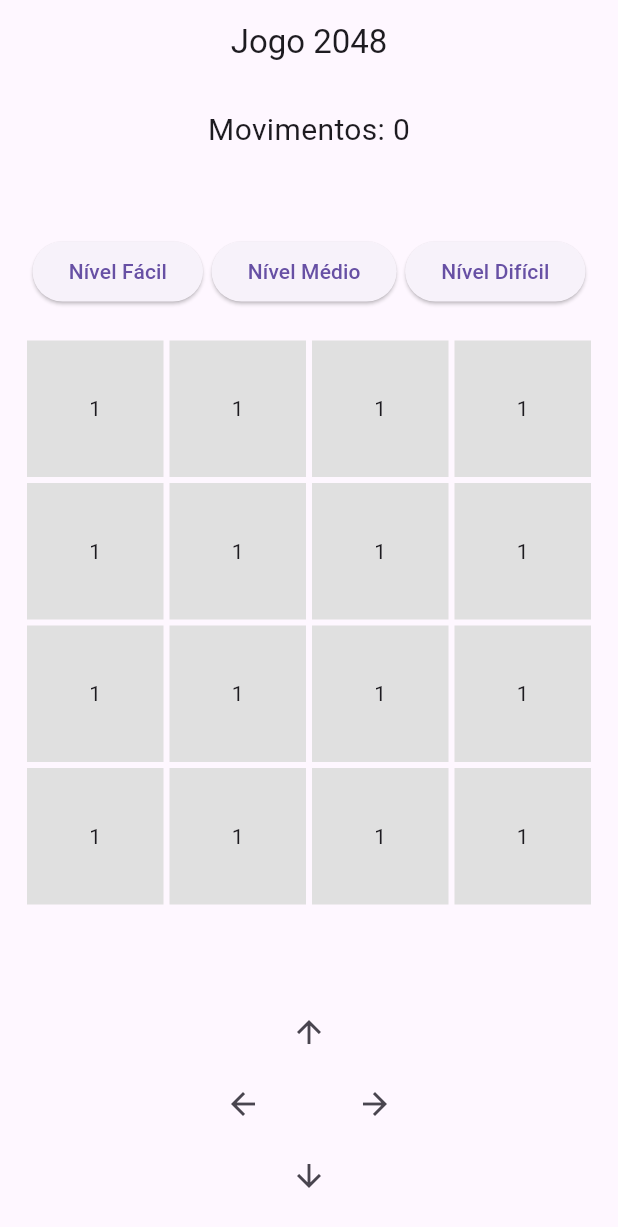
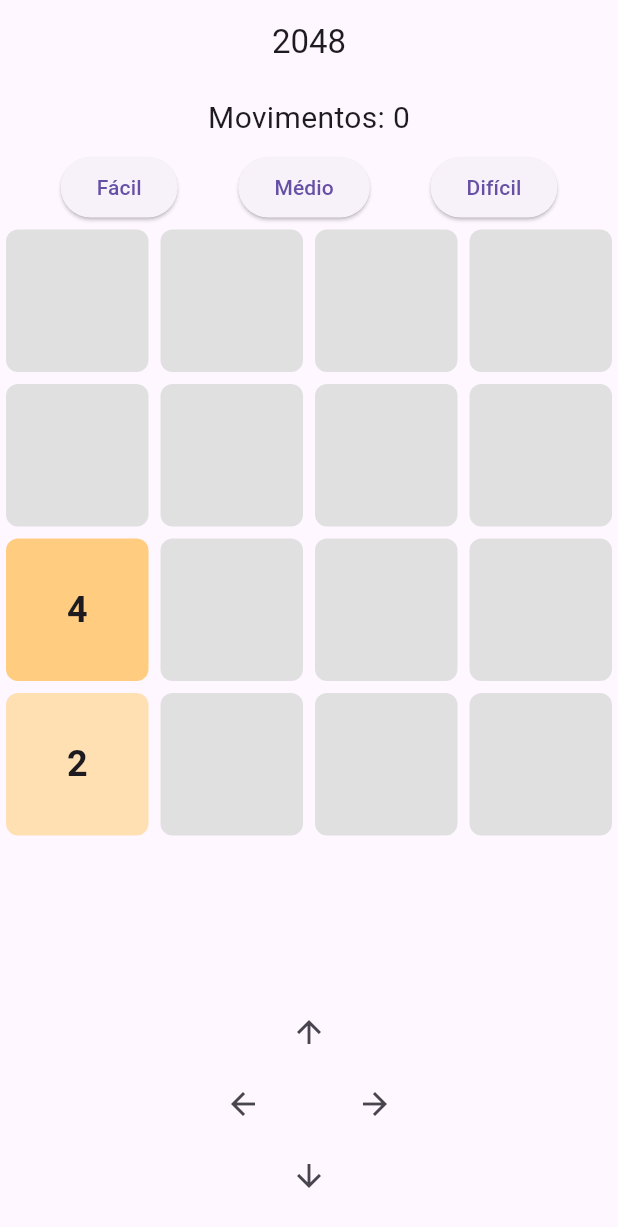
Before and after one commit to joaoscherer3/Projeto-Flutter-2048, a Flutter app: the screen it shows after launch, on a phone screen of 412 x 824 dp. Shown: the top 1227 px of the screen. Run offline on Flutter 3.47's test engine with Material 3 defaults, Android fonts, the phone set to English and light mode, and no system bars.

Commit message:
Add files via upload

```diff
--- a/lib/main.dart
+++ b/lib/main.dart
@@ -1,113 +1,196 @@
 import 'package:flutter/material.dart';
+import 'dart:math';
 
 void main() {
-  runApp(const Jogo2048App());
+  runApp(const MaterialApp(home: Jogo2048(), debugShowCheckedModeBanner: false));
 }
 
-class Jogo2048App extends StatelessWidget {
-  const Jogo2048App({super.key});
+class Jogo2048 extends StatefulWidget {
+  const Jogo2048({super.key});
+  @override
+  State<Jogo2048> createState() => _Jogo2048State();
+}
+
+class _Jogo2048State extends State<Jogo2048> {
+  int size = 4;
+  late List<List<int>> grid;
+  final random = Random();
+  int moves = 0;
 
   @override
-  Widget build(BuildContext context) {
-    return MaterialApp(
-      title: 'Jogo 2048',
-      home: const Jogo2048HomePage(),
-      debugShowCheckedModeBanner: false,
-    );
+  void initState() {
+    super.initState();
+    _startGame();
+  }
+
+  void _startGame() {
+    grid = List.generate(size, (_) => List.generate(size, (_) => 0));
+    moves = 0;
+    _addNew();
+    _addNew();
+  }
+
+  void _setLevel(int newSize) {
+    setState(() {
+      size = newSize;
+      _startGame();
+    });
+  }
+
+  void _addNew() {
+    var empty = <Point<int>>[];
+    for (var i = 0; i < size; i++) {
+      for (var j = 0; j < size; j++) {
+        if (grid[i][j] == 0) empty.add(Point(i, j));
+      }
+    }
+    if (empty.isNotEmpty) {
+      var p = empty[random.nextInt(empty.length)];
+      grid[p.x][p.y] = random.nextInt(10) < 9 ? 2 : 4;
     }
   }
 
-class Jogo2048HomePage extends StatefulWidget {
-  const Jogo2048HomePage({super.key});
-
-  @override
-  State<Jogo2048HomePage> createState() => _Jogo2048HomePageState();
+  bool _move(List<List<int>> oldGrid) {
+    bool moved = false;
+    for (var i = 0; i < size; i++) {
+      var row = oldGrid[i].where((v) => v != 0).toList();
+      for (var j = 0; j < row.length - 1; j++) {
+        if (row[j] == row[j + 1]) {
+          row[j] *= 2;
+          row[j + 1] = 0;
+        }
+      }
+      row = row.where((v) => v != 0).toList();
+      while (row.length < size) {
+        row.add(0);
+      }
+      if (!listEquals(grid[i], row)) moved = true;
+      grid[i] = row;
+    }
+    return moved;
   }
 
-class _Jogo2048HomePageState extends State<Jogo2048HomePage> {
-  int gridSize = 4;
-  int movimentos = 0;
-  String status = '';
+  void _moveLeft() {
+    setState(() {
+      if (_move(List.from(grid))) {
+        _addNew();
+        moves++;
+      }
+    });
+  }
+
+  void _moveRight() {
+    setState(() {
+      grid = grid.map((r) => r.reversed.toList()).toList();
+      if (_move(List.from(grid))) {
+        grid = grid.map((r) => r.reversed.toList()).toList();
+        _addNew();
+        moves++;
+      } else {
+        grid = grid.map((r) => r.reversed.toList()).toList();
+      }
+    });
+  }
+
+  void _moveUp() {
+    setState(() {
+      grid = _transpose(grid);
+      if (_move(List.from(grid))) {
+        grid = _transpose(grid);
+        _addNew();
+        moves++;
+      } else {
+        grid = _transpose(grid);
+      }
+    });
+  }
+
+  void _moveDown() {
+    setState(() {
+      grid = _transpose(grid).map((r) => r.reversed.toList()).toList();
+      if (_move(List.from(grid))) {
+        grid = _transpose(grid.map((r) => r.reversed.toList()).toList());
+        _addNew();
+        moves++;
+      } else {
+        grid = _transpose(grid.map((r) => r.reversed.toList()).toList());
+      }
+    });
+  }
+
+  List<List<int>> _transpose(List<List<int>> m) {
+    return List.generate(size, (i) => List.generate(size, (j) => m[j][i]));
+  }
+
+  bool listEquals(List<int> a, List<int> b) {
+    if (a.length != b.length) return false;
+    for (int i = 0; i < a.length; i++) {
+      if (a[i] != b[i]) return false;
+    }
+    return true;
+  }
 
   @override
   Widget build(BuildContext context) {
     return Scaffold(
-      appBar: AppBar(
-        title: const Text('Jogo 2048'),
-        centerTitle: true,
+      appBar: AppBar(title: const Text('2048'), centerTitle: true),
+      body: Column(
+        children: [
+          Padding(
+            padding: const EdgeInsets.all(8),
+            child: Text('Movimentos: $moves', style: const TextStyle(fontSize: 20)),
           ),
-      body: Padding(
-        padding: const EdgeInsets.all(16.0),
-        child: Column(
-          children: [
-            Text('Movimentos: $movimentos', style: const TextStyle(fontSize: 20)),
-            const SizedBox(height: 10),
-            Text(status, style: const TextStyle(fontSize: 18, fontWeight: FontWeight.bold)),
-            const SizedBox(height: 20),
           Row(
             mainAxisAlignment: MainAxisAlignment.spaceEvenly,
             children: [
-                ElevatedButton(onPressed: () => _mudarNivel(4), child: const Text('Nível Fácil')),
-                ElevatedButton(onPressed: () => _mudarNivel(5), child: const Text('Nível Médio')),
-                ElevatedButton(onPressed: () => _mudarNivel(6), child: const Text('Nível Difícil')),
+              ElevatedButton(onPressed: () => _setLevel(4), child: const Text('Fácil')),
+              ElevatedButton(onPressed: () => _setLevel(5), child: const Text('Médio')),
+              ElevatedButton(onPressed: () => _setLevel(6), child: const Text('Difícil')),
             ],
           ),
-            const SizedBox(height: 20),
-            _buildGrid(),
-            const SizedBox(height: 20),
-            _buildControles(),
+          Expanded(
+            child: GridView.builder(
+              itemCount: size * size,
+              gridDelegate: SliverGridDelegateWithFixedCrossAxisCount(crossAxisCount: size),
+              itemBuilder: (context, index) {
+                int x = index ~/ size, y = index % size;
+                int val = grid[x][y];
+                return Container(
+                  margin: const EdgeInsets.all(4),
+                  decoration: BoxDecoration(
+                    color: val == 0 ? Colors.grey[300] : Colors.orange[100 * (log(val)/log(2)).floor()],
+                    borderRadius: BorderRadius.circular(8),
+                  ),
+                  child: Center(
+                    child: Text(val == 0 ? '' : '$val', style: const TextStyle(fontSize: 24, fontWeight: FontWeight.bold)),
+                  ),
+                );
+              },
+            ),
+          ),
+          Row(
+            mainAxisAlignment: MainAxisAlignment.center,
+            children: [
+              IconButton(icon: const Icon(Icons.arrow_upward), onPressed: _moveUp),
             ],
           ),
+          Row(
+            mainAxisAlignment: MainAxisAlignment.center,
+            children: [
+              IconButton(icon: const Icon(Icons.arrow_back), onPressed: _moveLeft),
+              const SizedBox(width: 40),
+              IconButton(icon: const Icon(Icons.arrow_forward), onPressed: _moveRight),
+            ],
+          ),
+          Row(
+            mainAxisAlignment: MainAxisAlignment.center,
+            children: [
+              IconButton(icon: const Icon(Icons.arrow_downward), onPressed: _moveDown),
+            ],
+          ),
+          const SizedBox(height: 16),
+        ],
       ),
     );
   }
-
-  Widget _buildGrid() {
-    return Expanded(
-      child: GridView.builder(
-        itemCount: gridSize * gridSize,
-        gridDelegate: SliverGridDelegateWithFixedCrossAxisCount(
-          crossAxisCount: gridSize,
-        ),
-        itemBuilder: (context, index) {
-          return Container(
-            margin: const EdgeInsets.all(2),
-            color: Colors.grey[300],
-            child: const Center(child: Text('1')), // apenas exemplo, pode ser dinâmico
-          );
-        },
-      ),
-    );
 }
-
-  Widget _buildControles() {
-    return Column(
-      children: [
-        IconButton(icon: const Icon(Icons.arrow_upward), onPressed: _mover),
-        Row(
-          mainAxisAlignment: MainAxisAlignment.center,
-          children: [
-            IconButton(icon: const Icon(Icons.arrow_back), onPressed: _mover),
-            const SizedBox(width: 40),
-            IconButton(icon: const Icon(Icons.arrow_forward), onPressed: _mover),
-          ],
-        ),
-        IconButton(icon: const Icon(Icons.arrow_downward), onPressed: _mover),
-      ],
-    );
-  }
-
-  void _mudarNivel(int tamanho) {
-    setState(() {
-      gridSize = tamanho;
-      movimentos = 0;
-      status = '';
-    });
-  }
-
-  void _mover() {
-    setState(() {
-      movimentos++;
-    });
-  }
-}
```
Lines whose indentation alone changed are shown as unchanged.
